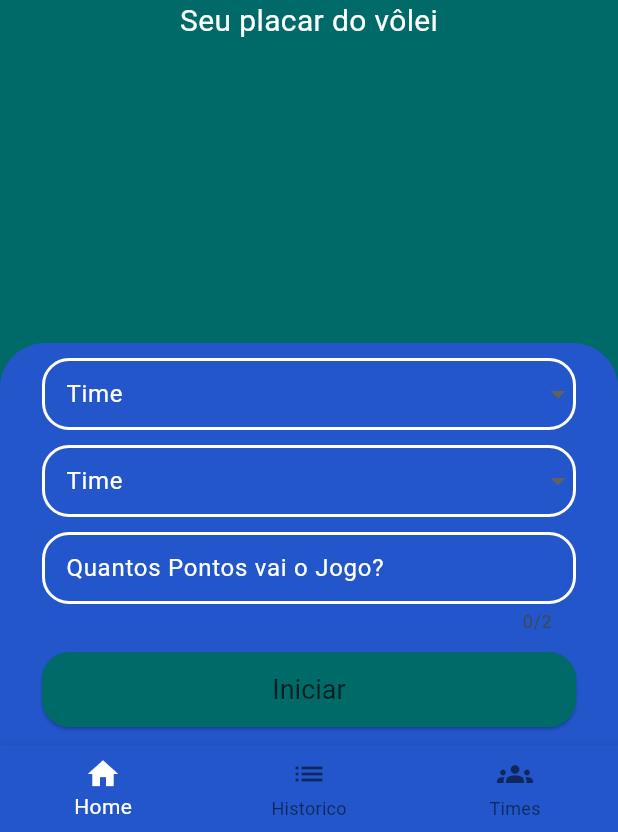
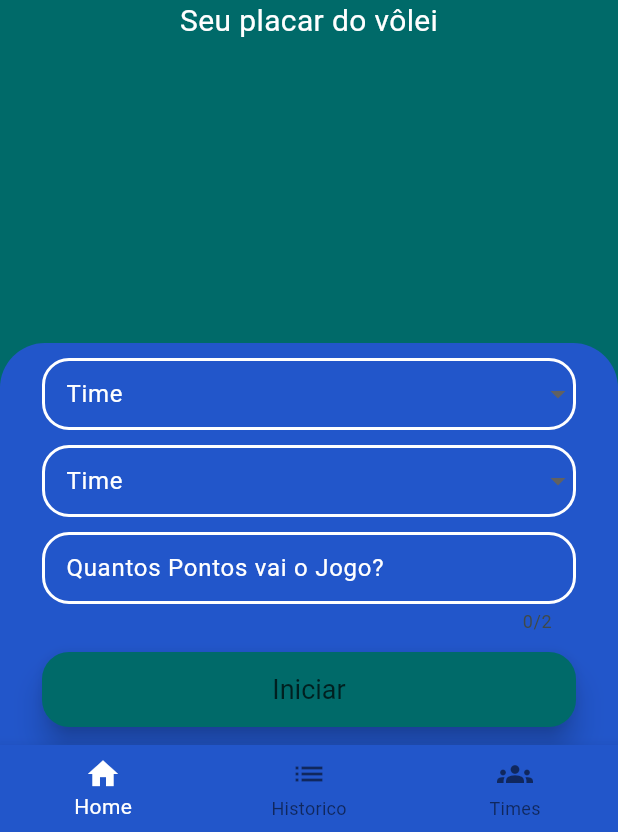
Before and after one commit to MarcioBastosN/dia_de_sexta, a Flutter app: the HomeScreen screen opened by its route, on a phone screen of 412 x 824 dp, the part 404-1236 px from its top. Run offline on Flutter 3.47's test engine with Material 2 defaults, Android fonts, the phone set to English and light mode, and no system bars; our stand-ins replace animated_splash_screen, flutter_slidable, flutter_speed_dial, flutter_staggered_animations, get, lottie and 6 more; missing offline and left inert: flutter_flip_card, social_share; accounts and stored records are empty; project files that could hold a hidden picture were left out.

Commit message:
elevation button

```diff
--- a/lib/view/component/entrada_jogo_list_jogadores.dart
+++ b/lib/view/component/entrada_jogo_list_jogadores.dart
@@ -137,6 +137,9 @@ class _EntradaListajogadoresState extends State<EntradaListajogadores> {
           child: SizedBox(
             height: 50,
             child: ElevatedButton(
+              style: ButtonStyle(
+                elevation: MaterialStateProperty.all(8),
+              ),
               onPressed: () => _iniciaJogo(),
               child: const Text('Iniciar'),
             ),
```
